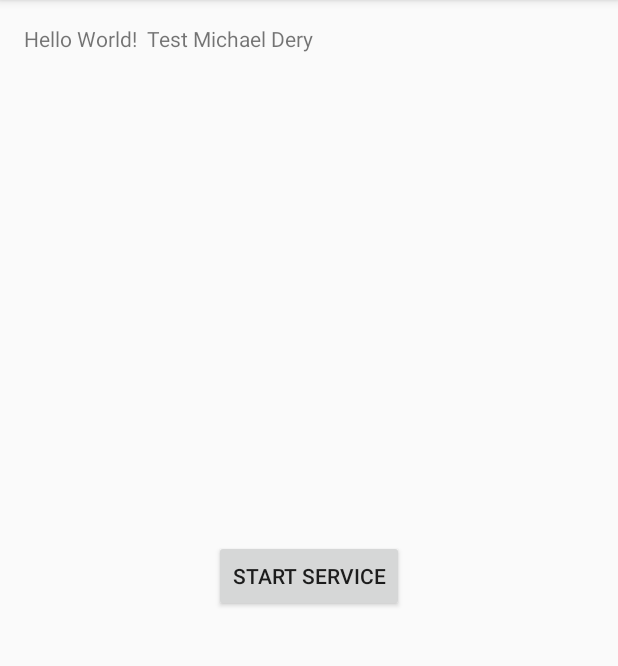
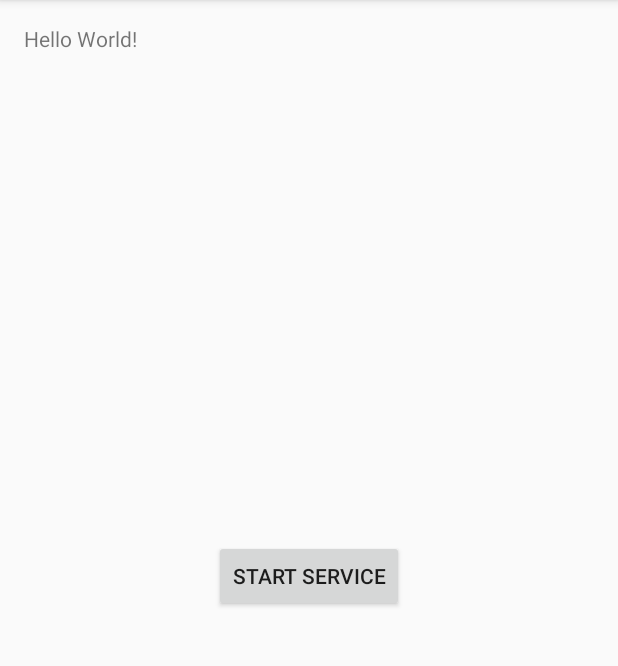
Before and after one commit to samuellapointe/Watchdog, an Android app: the screen it shows after launch (MainActivity), on a phone screen of 412 x 824 dp, the part 84-750 px from its top. Run offline under Robolectric (Android 15) with nearby library versions, the phone set to English and light mode, and no system bars.

```diff
--- a/app/src/main/res/layout/activity_main.xml
+++ b/app/src/main/res/layout/activity_main.xml
@@ -13,7 +13,7 @@
     <TextView
         android:layout_width="wrap_content"
         android:layout_height="wrap_content"
-        android:text="Hello World!  Test Michael Dery" />
+        android:text="Hello World!" />
 
     <Button
         android:text="Start Service"
```
